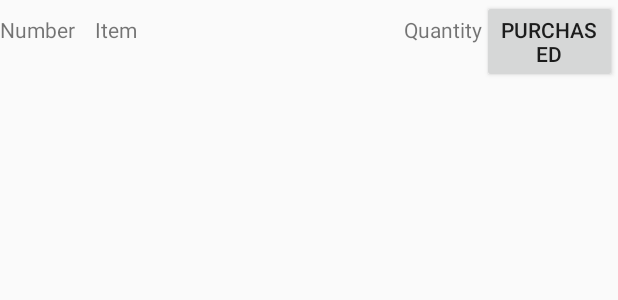
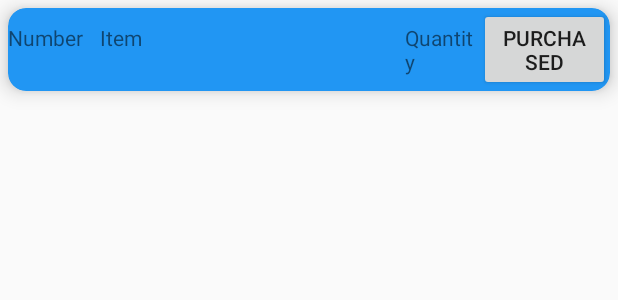
Before and after one commit to Cooiut/Shopping-List, an Android app: the layout item_view.xml on its own in the app's theme, with its tools: preview values and no code run, on a phone screen of 412 x 824 dp. Shown: the top 300 px of the screen. Run offline under Robolectric (Android 15) with nearby library versions, the phone set to English and light mode, and no system bars.

Commit message:
Update Card View

```diff
--- a/app/build.gradle
+++ b/app/build.gradle
@@ -29,4 +29,5 @@ dependencies {
     androidTestImplementation 'androidx.test.ext:junit:1.1.1'
     androidTestImplementation 'androidx.test.espresso:espresso-core:3.2.0'
     implementation 'androidx.recyclerview:recyclerview:1.1.0'
+    implementation 'androidx.cardview:cardview:1.0.0'
 }
--- a/app/src/main/res/layout/item_view.xml
+++ b/app/src/main/res/layout/item_view.xml
@@ -1,4 +1,13 @@
 <?xml version="1.0" encoding="utf-8"?>
+<androidx.cardview.widget.CardView xmlns:android="http://schemas.android.com/apk/res/android"
+    xmlns:app="http://schemas.android.com/apk/res-auto"
+    android:layout_width="match_parent"
+    android:layout_height="wrap_content"
+    android:layout_margin="5dp"
+    app:cardBackgroundColor="#2196F3"
+    app:cardCornerRadius="12dp"
+    app:cardElevation="8dp">
+
     <LinearLayout xmlns:android="http://schemas.android.com/apk/res/android"
         android:id="@+id/item_view"
         android:layout_width="wrap_content"
@@ -32,4 +41,7 @@
             android:layout_height="wrap_content"
             android:layout_weight="1"
             android:text="Purchased" />
+
+
     </LinearLayout>
+</androidx.cardview.widget.CardView>
```
Lines whose indentation alone changed are shown as unchanged.
